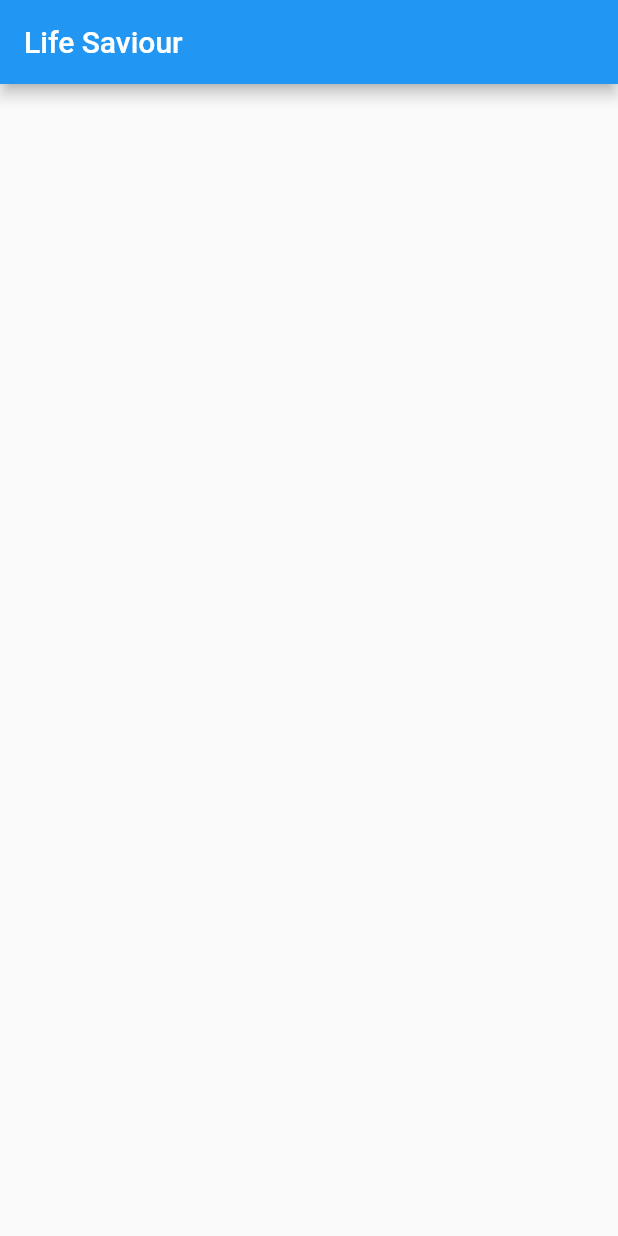
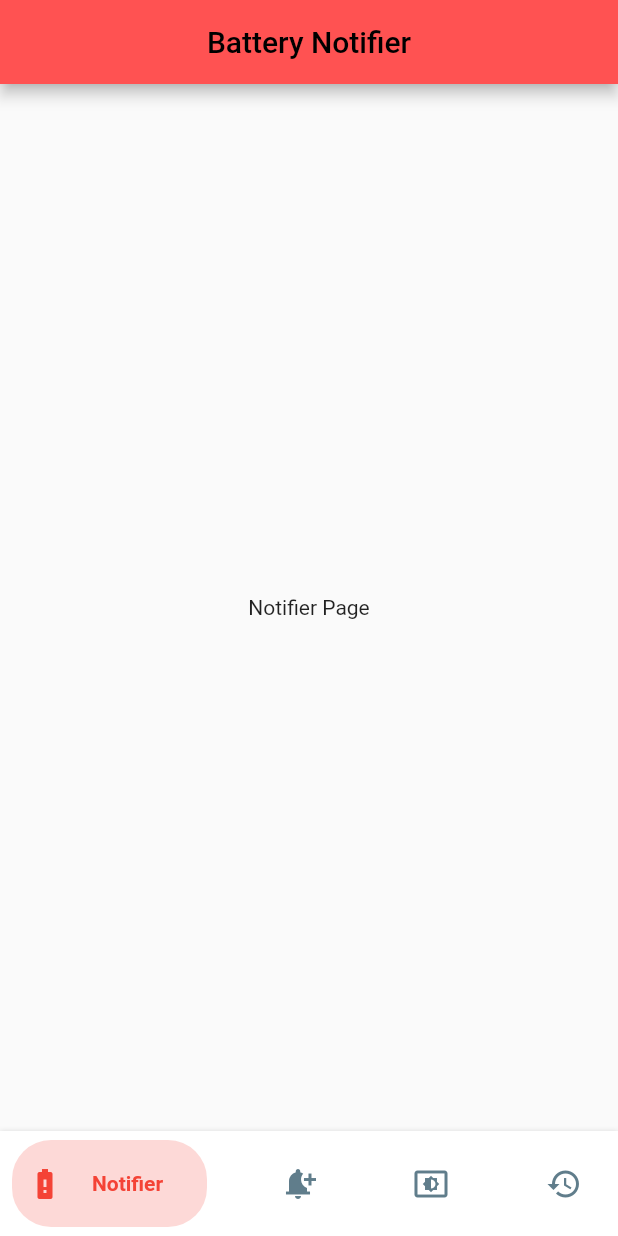
Before and after one commit to Jayamith/ctse_flutter_app, a Flutter app: the screen it shows after launch, on a phone screen of 412 x 824 dp. Run offline on Flutter 3.47's test engine with Material 2 defaults, Android fonts, the phone set to English and light mode, and no system bars; our stand-ins replace get.

Commit message:
navigation-bar-added

```diff
--- /dev/null
+++ b/lib/dashboard/dashboard.dart
@@ -0,0 +1,78 @@
+import 'package:flutter/material.dart';
+import 'package:get/get.dart';
+
+import '../navigation_bar/custom_navigation_bar.dart';
+import '../services/history/history.dart';
+import '../services/notifier/notifier.dart';
+import '../services/optimizer/optimizer.dart';
+import '../services/reminder/reminder.dart';
+import 'dashboard_controller.dart';
+
+class DashBoard extends StatefulWidget {
+  const DashBoard({Key? key}) : super(key: key);
+
+  @override
+  State<DashBoard> createState() => _DashBoardState();
+}
+
+class _DashBoardState extends State<DashBoard> {
+  final _inactiveColor = Colors.blueGrey;
+
+  @override
+  Widget build(BuildContext context) {
+    return GetBuilder<DashBoardController>(builder: (controller) {
+      return Scaffold(
+        body: SafeArea(
+          child: IndexedStack(
+            index: controller.selectedTab,
+            children: const [
+              BatteryNotifier(),
+              BatteryReminder(),
+              BatteryOptimizer(),
+              BatteryHistory(),
+            ],
+          ),
+        ),
+        bottomNavigationBar: CustomBottomBar(
+          containerHeight: 70,
+          backgroundColor: Colors.white,
+          selectedIndex: controller.selectedTab,
+          showElevation: true,
+          itemCornerRadius: 26,
+          curve: Curves.easeInSine,
+          onItemSelected: controller.changeTab,
+          items: <BottomNavyBarItem>[
+            BottomNavyBarItem(
+              icon: const Icon(Icons.battery_alert),
+              title: const Text('Notifier'),
+              activeColor: Colors.red,
+              inactiveColor: _inactiveColor,
+              textAlign: TextAlign.center,
+            ),
+            BottomNavyBarItem(
+              icon: const Icon(Icons.notification_add),
+              title: const Text('Reminder'),
+              activeColor: Colors.cyan,
+              inactiveColor: _inactiveColor,
+              textAlign: TextAlign.center,
+            ),
+            BottomNavyBarItem(
+              icon: const Icon(Icons.settings_brightness),
+              title: const Text('Optimizer'),
+              activeColor: Colors.orange,
+              inactiveColor: _inactiveColor,
+              textAlign: TextAlign.center,
+            ),
+            BottomNavyBarItem(
+              icon: const Icon(Icons.history),
+              title: const Text('History'),
+              activeColor: Colors.purple,
+              inactiveColor: _inactiveColor,
+              textAlign: TextAlign.center,
+            ),
+          ],
+        ),
+      );
+    });
+  }
+}
--- /dev/null
+++ b/lib/dashboard/dashboard_binding.dart
@@ -0,0 +1,18 @@
+import 'package:get/get.dart';
+
+import '../services/history/history_controller.dart';
+import '../services/notifier/notifier_controller.dart';
+import '../services/optimizer/optimizer_controller.dart';
+import '../services/reminder/reminder_controller.dart';
+import 'dashboard_controller.dart';
+
+class BindingDashBoard extends Bindings {
+  @override
+  void dependencies() {
+    Get.lazyPut<DashBoardController>(() => DashBoardController());
+    Get.lazyPut<BatteryNotifierController>(() => BatteryNotifierController());
+    Get.lazyPut<BatteryReminderController>(() => BatteryReminderController());
+    Get.lazyPut<BatteryOptimizerController>(() => BatteryOptimizerController());
+    Get.lazyPut<BatteryHistoryController>(() => BatteryHistoryController());
+  }
+}
--- /dev/null
+++ b/lib/dashboard/dashboard_controller.dart
@@ -0,0 +1,9 @@
+import 'package:get/get.dart';
+
+class DashBoardController extends GetxController {
+  var selectedTab = 0;
+  void changeTab(int index) {
+    selectedTab = index;
+    update();
+  }
+}
--- a/lib/main.dart
+++ b/lib/main.dart
@@ -1,4 +1,8 @@
 import 'package:flutter/material.dart';
+import 'package:get/get.dart';
+
+import 'dashboard/dashboard.dart';
+import 'dashboard/dashboard_binding.dart';
 
 void main() {
   runApp(const MyApp());
@@ -9,17 +13,20 @@ class MyApp extends StatelessWidget {
 
   @override
   Widget build(BuildContext context) {
-    return MaterialApp(
+    return GetMaterialApp(
+      title: 'Life Saviour',
       debugShowCheckedModeBanner: false,
-      title: 'Life Saviour',
       theme: ThemeData(
         primarySwatch: Colors.blue,
       ),
-      home: Scaffold(
-        appBar: AppBar(
-          title: const Text('Life Saviour'),
-        ),
-      ),
+      initialRoute: "/",
+      getPages: [
+        GetPage(
+          name: "/",
+          page: () => const DashBoard(),
+          binding: BindingDashBoard(),
+        )
+      ],
     );
   }
 }
--- /dev/null
+++ b/lib/navigation_bar/custom_navigation_bar.dart
@@ -0,0 +1,169 @@
+import 'package:flutter/material.dart';
+
+class CustomBottomBar extends StatelessWidget {
+  final int selectedIndex;
+  final double iconSize;
+  final double itemCornerRadius;
+  final Color? backgroundColor;
+  final bool showElevation;
+  final List<BottomNavyBarItem> items;
+  final ValueChanged<int> onItemSelected;
+  final MainAxisAlignment mainAxisAlignment;
+  final double containerHeight;
+  final Curve curve;
+  final Duration animationDuration;
+
+  const CustomBottomBar({
+    Key? key,
+    this.selectedIndex = 0,
+    this.showElevation = true,
+    this.iconSize = 24,
+    this.containerHeight = 56,
+    this.backgroundColor,
+    this.itemCornerRadius = 50,
+    this.animationDuration = const Duration(milliseconds: 270),
+    this.mainAxisAlignment = MainAxisAlignment.spaceBetween,
+    required this.items,
+    required this.onItemSelected,
+    this.curve = Curves.linear,
+  })  : assert(items.length >= 2 && items.length <= 5),
+        super(key: key);
+
+  @override
+  Widget build(BuildContext context) {
+    final bgColor = backgroundColor ?? Theme.of(context).bottomAppBarColor;
+
+    return Container(
+      decoration: BoxDecoration(
+        color: bgColor,
+        boxShadow: [
+          if (showElevation)
+            const BoxShadow(
+              color: Colors.black12,
+              blurRadius: 2,
+            ),
+        ],
+      ),
+      child: SafeArea(
+        child: Container(
+          width: double.infinity,
+          height: containerHeight,
+          padding: const EdgeInsets.symmetric(vertical: 6, horizontal: 8),
+          child: Row(
+            mainAxisAlignment: mainAxisAlignment,
+            children: items.map((item) {
+              var index = items.indexOf(item);
+              return GestureDetector(
+                onTap: () => onItemSelected(index),
+                child: _ItemWidget(
+                  item: item,
+                  iconSize: iconSize,
+                  isSelected: index == selectedIndex,
+                  backgroundColor: bgColor,
+                  itemCornerRadius: itemCornerRadius,
+                  animationDuration: animationDuration,
+                  curve: curve,
+                ),
+              );
+            }).toList(),
+          ),
+        ),
+      ),
+    );
+  }
+}
+
+class _ItemWidget extends StatelessWidget {
+  final double iconSize;
+  final bool isSelected;
+  final BottomNavyBarItem item;
+  final Duration animationDuration;
+  final double itemCornerRadius;
+  final Color backgroundColor;
+  final Curve curve;
+
+  const _ItemWidget({
+    Key? key,
+    required this.item,
+    required this.backgroundColor,
+    required this.iconSize,
+    required this.animationDuration,
+    required this.itemCornerRadius,
+    required this.isSelected,
+    this.curve = Curves.linear,
+  }) : super(key: key);
+
+  @override
+  Widget build(BuildContext context) {
+    return Semantics(
+      container: true,
+      selected: isSelected,
+      child: AnimatedContainer(
+        width: isSelected ? 130 : 50,
+        height: double.maxFinite,
+        duration: animationDuration,
+        curve: curve,
+        decoration: BoxDecoration(
+          color:
+              isSelected ? item.activeColor.withOpacity(0.2) : backgroundColor,
+          borderRadius: BorderRadius.circular(itemCornerRadius),
+        ),
+        child: SingleChildScrollView(
+          scrollDirection: Axis.horizontal,
+          physics: const NeverScrollableScrollPhysics(),
+          child: Container(
+            width: isSelected ? 130 : 50,
+            padding: const EdgeInsets.symmetric(horizontal: 10),
+            child: Row(
+              mainAxisSize: MainAxisSize.max,
+              mainAxisAlignment: MainAxisAlignment.start,
+              crossAxisAlignment: CrossAxisAlignment.center,
+              children: <Widget>[
+                IconTheme(
+                  data: IconThemeData(
+                    size: iconSize,
+                    color: isSelected
+                        ? item.activeColor.withOpacity(1)
+                        : item.inactiveColor ?? item.activeColor,
+                  ),
+                  child: item.icon,
+                ),
+                if (isSelected)
+                  Expanded(
+                    child: Container(
+                      padding: const EdgeInsets.symmetric(horizontal: 4),
+                      child: DefaultTextStyle.merge(
+                        style: TextStyle(
+                          color: item.activeColor,
+                          fontWeight: FontWeight.bold,
+                        ),
+                        maxLines: 1,
+                        textAlign: item.textAlign,
+                        child: item.title,
+                      ),
+                    ),
+                  ),
+              ],
+            ),
+          ),
+        ),
+      ),
+    );
+  }
+}
+
+class BottomNavyBarItem {
+  BottomNavyBarItem({
+    required this.icon,
+    required this.title,
+    this.activeColor = Colors.blue,
+    this.textAlign,
+    this.inactiveColor,
+  });
+
+  final Widget icon;
+  final Widget title;
+  final Color activeColor;
+  final Color? inactiveColor;
+  final TextAlign? textAlign;
+}
--- /dev/null
+++ b/lib/services/history/history.dart
@@ -0,0 +1,25 @@
+import 'package:flutter/material.dart';
+
+class BatteryHistory extends StatelessWidget {
+  const BatteryHistory({Key? key}) : super(key: key);
+
+  @override
+  Widget build(BuildContext context) {
+    return Scaffold(
+      appBar: AppBar(
+        title: const Center(
+          child: Text(
+            "Battery History",
+            style: TextStyle(color: Colors.black),
+          ),
+        ),
+        backgroundColor: Colors.purple[100],
+      ),
+      body: const Center(
+        child: Text(
+          "History Page",
+        ),
+      ),
+    );
+  }
+}
--- /dev/null
+++ b/lib/services/history/history_controller.dart
@@ -0,0 +1,3 @@
+import 'package:get/get.dart';
+
+class BatteryHistoryController extends GetxController {}
--- /dev/null
+++ b/lib/services/notifier/notifier.dart
@@ -0,0 +1,25 @@
+import 'package:flutter/material.dart';
+
+class BatteryNotifier extends StatelessWidget {
+  const BatteryNotifier({Key? key}) : super(key: key);
+
+  @override
+  Widget build(BuildContext context) {
+    return Scaffold(
+      appBar: AppBar(
+        title: const Center(
+          child: Text(
+            "Battery Notifier",
+            style: TextStyle(color: Colors.black),
+          ),
+        ),
+        backgroundColor: Colors.redAccent,
+      ),
+      body: const Center(
+        child: Text(
+          "Notifier Page",
+        ),
+      ),
+    );
+  }
+}
--- /dev/null
+++ b/lib/services/notifier/notifier_controller.dart
@@ -0,0 +1,3 @@
+import 'package:get/get.dart';
+
+class BatteryNotifierController extends GetxController {}
--- /dev/null
+++ b/lib/services/optimizer/optimizer.dart
@@ -0,0 +1,25 @@
+import 'package:flutter/material.dart';
+
+class BatteryOptimizer extends StatelessWidget {
+  const BatteryOptimizer({Key? key}) : super(key: key);
+
+  @override
+  Widget build(BuildContext context) {
+    return Scaffold(
+      appBar: AppBar(
+        title: const Center(
+          child: Text(
+            "Battery Optimizer",
+            style: TextStyle(color: Colors.black),
+          ),
+        ),
+        backgroundColor: Colors.orangeAccent,
+      ),
+      body: const Center(
+        child: Text(
+          "Optimizer Page",
+        ),
+      ),
+    );
+  }
+}
--- /dev/null
+++ b/lib/services/optimizer/optimizer_controller.dart
@@ -0,0 +1,3 @@
+import 'package:get/get.dart';
+
+class BatteryOptimizerController extends GetxController {}
--- /dev/null
+++ b/lib/services/reminder/reminder.dart
@@ -0,0 +1,25 @@
+import 'package:flutter/material.dart';
+
+class BatteryReminder extends StatelessWidget {
+  const BatteryReminder({Key? key}) : super(key: key);
+
+  @override
+  Widget build(BuildContext context) {
+    return Scaffold(
+      appBar: AppBar(
+        title: const Center(
+          child: Text(
+            "Battery Reminder",
+            style: TextStyle(color: Colors.black),
+          ),
+        ),
+        backgroundColor: Colors.cyanAccent,
+      ),
+      body: const Center(
+        child: Text(
+          "Reminder Page",
+        ),
+      ),
+    );
+  }
+}
--- /dev/null
+++ b/lib/services/reminder/reminder_controller.dart
@@ -0,0 +1,3 @@
+import 'package:get/get.dart';
+
+class BatteryReminderController extends GetxController {}
--- a/pubspec.yaml
+++ b/pubspec.yaml
@@ -34,7 +34,7 @@ dependencies:
   # The following adds the Cupertino Icons font to your application.
   # Use with the CupertinoIcons class for iOS style icons.
   cupertino_icons: ^1.0.2
-
+  get:
 dev_dependencies:
   flutter_test:
     sdk: flutter
```
Also changed, not shown: pubspec.lock.
